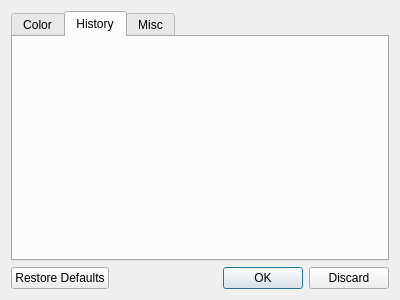
monal-im/DebugTools, file ui/preferences_dialog.ui: the form before one commit.
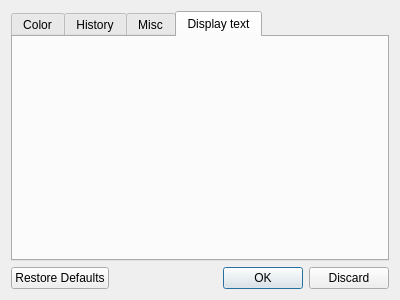
The form after the commit.

```diff
--- a/ui/preferences_dialog.ui
+++ b/ui/preferences_dialog.ui
@@ -17,7 +17,7 @@
    <item>
     <widget class="QTabWidget" name="tabWidget">
      <property name="currentIndex">
-      <number>1</number>
+      <number>3</number>
      </property>
      <widget class="QWidget" name="uiTab_color">
       <attribute name="title">
@@ -53,6 +53,16 @@
        </item>
       </layout>
      </widget>
+     <widget class="QWidget" name="uiTab_displayText">
+      <attribute name="title">
+       <string>Display text</string>
+      </attribute>
+      <layout class="QVBoxLayout" name="verticalLayout_4">
+       <item>
+        <layout class="QVBoxLayout" name="uiVLayout_displayTextTab"/>
+       </item>
+      </layout>
+     </widget>
     </widget>
    </item>
    <item>
```
